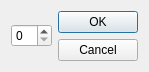
Qt form inventoryrestockdlg.ui (Mr-Se7en/QT_Local_shop) before a commit.
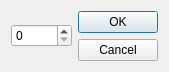
The same form after that commit.

```diff
--- a/inventoryrestockdlg.ui
+++ b/inventoryrestockdlg.ui
@@ -6,7 +6,7 @@
    <rect>
     <x>0</x>
     <y>0</y>
-    <width>144</width>
+    <width>164</width>
     <height>72</height>
    </rect>
   </property>
@@ -15,7 +15,11 @@
   </property>
   <layout class="QHBoxLayout" name="horizontalLayout">
    <item>
-    <widget class="QSpinBox" name="quantitySpinBox"/>
+    <widget class="QSpinBox" name="quantitySpinBox">
+     <property name="maximum">
+      <number>99999</number>
+     </property>
+    </widget>
    </item>
    <item>
     <widget class="QDialogButtonBox" name="buttonBox">
```
